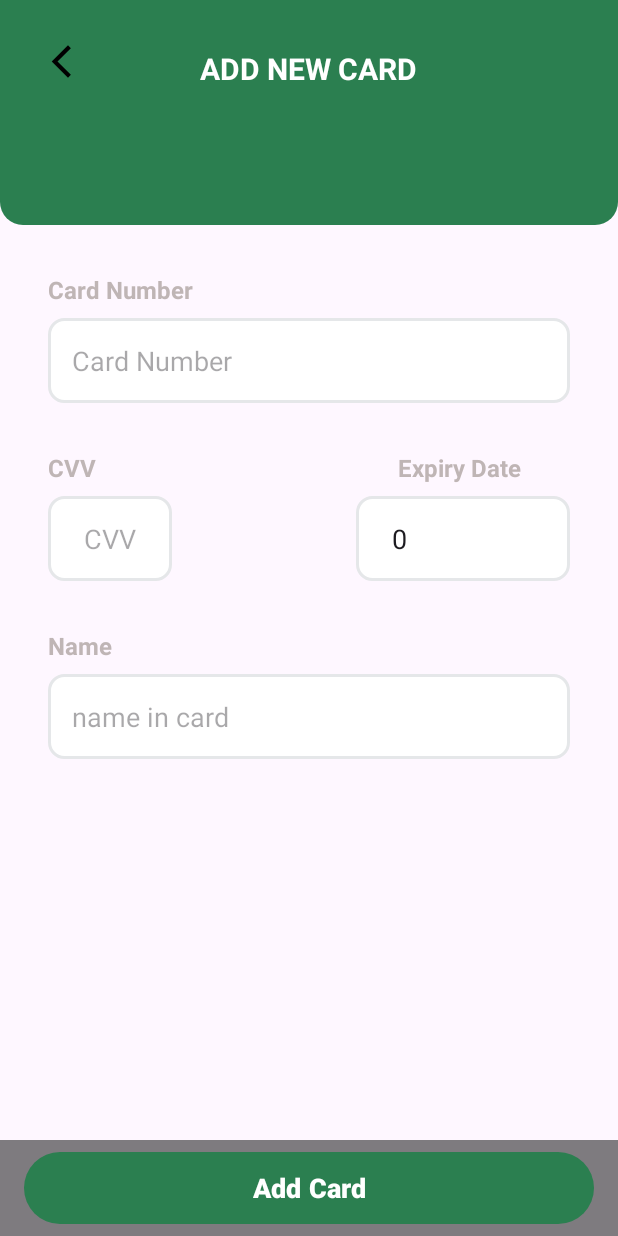
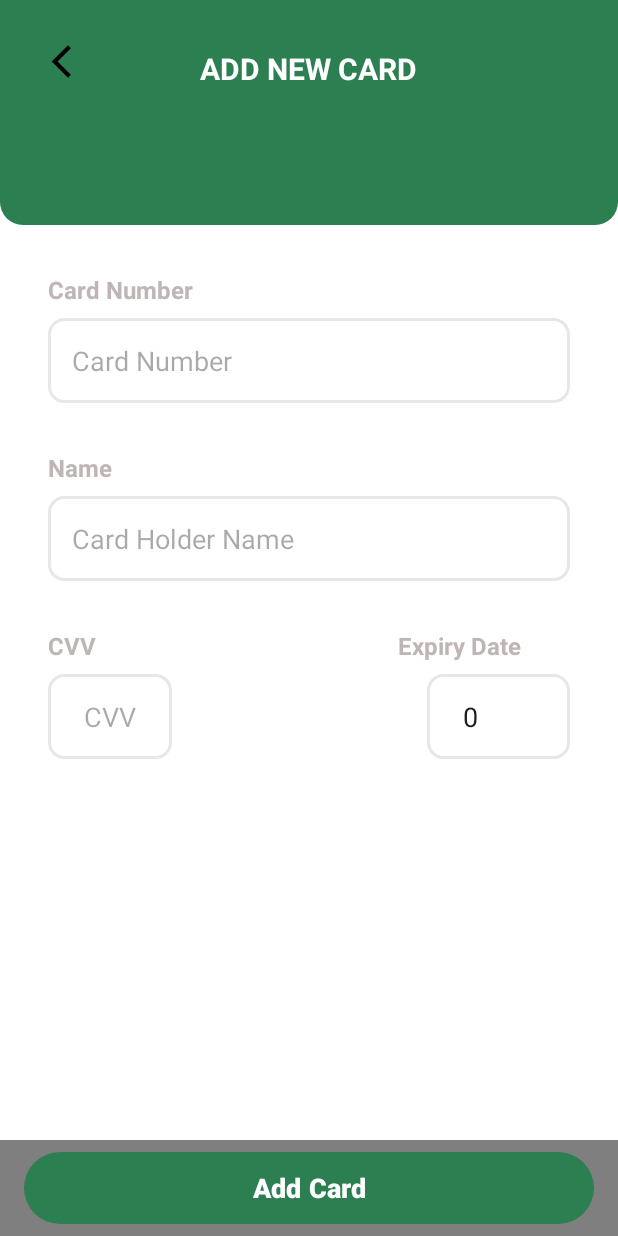
Before and after one commit to odai0962/ParkingApp, an Android app: the AddNewCard screen opened directly, with no data from a screen before it, on a phone screen of 412 x 824 dp. Run offline under Robolectric (Android 15) with nearby library versions, the phone set to English and light mode, and no system bars; our stand-ins replace Room's generated code, data binding; 1 statement that could not run was skipped.

Commit message:
changes Done

```diff
--- a/app/src/main/java/com/example/parkingapp/SettingsFragment.java
+++ b/app/src/main/java/com/example/parkingapp/SettingsFragment.java
@@ -27,8 +27,8 @@ public class SettingsFragment extends Fragment {
         relativeEditProfile.setOnClickListener(new View.OnClickListener() {
             @Override
             public void onClick(View view) {
-                Intent intent = new Intent(getContext(), EditProfile.class);
-                startActivity(intent);
+                Intent intent1 = new Intent(getActivity(), EditProfile.class);
+                startActivity(intent1);
             }
         });
 
@@ -39,7 +39,7 @@ public class SettingsFragment extends Fragment {
                 // Perform logout
                 FirebaseAuth.getInstance().signOut();
                 // Navigate to SignIn activity
-                Intent intent = new Intent(getContext(), SignIn.class);
+                Intent intent = new Intent(getActivity(), MainActivity.class);
                 intent.setFlags(Intent.FLAG_ACTIVITY_NEW_TASK | Intent.FLAG_ACTIVITY_CLEAR_TASK); // Clear back stack
                 startActivity(intent);
             }
--- a/app/src/main/res/layout/activity_add_new_card.xml
+++ b/app/src/main/res/layout/activity_add_new_card.xml
@@ -15,7 +15,10 @@
     <RelativeLayout
         android:layout_width="match_parent"
         android:layout_height="match_parent"
-        tools:context=".AddNewCard">
+        tools:context=".AddNewCard"
+
+        android:background="@color/white"
+        >
         <View
             android:layout_width="match_parent"
             android:layout_height="150dp"
@@ -82,12 +85,35 @@
                     android:layout_marginTop="32dp"
                     android:layout_width="wrap_content"
                     android:layout_height="wrap_content"
+                    android:text="Name"
+                    android:textStyle="bold"
+                    android:textColor="@color/Grey"
+                    android:textSize="16sp"
+                    android:id="@+id/nameText"
+                    android:layout_below="@+id/CardNumber"
+                    />
+                <EditText
+                    android:text="@={addCardContent.cardName}"
+                    android:layout_width="match_parent"
+                    android:layout_height="wrap_content"
+                    android:layout_below="@+id/nameText"
+                    android:padding="16dp"
+                    android:layout_marginTop="8dp"
+                    android:background="@drawable/edit_text_border"
+                    android:hint="Card Holder Name"
+                    android:id="@+id/Name"
+                    />
+
+                <TextView
+                    android:layout_marginTop="32dp"
+                    android:layout_width="wrap_content"
+                    android:layout_height="wrap_content"
                     android:text="CVV"
                     android:textStyle="bold"
                     android:textColor="@color/Grey"
                     android:textSize="16sp"
                     android:id="@+id/CVVText"
-                    android:layout_below="@+id/CardNumber"
+                    android:layout_below="@+id/Name"
                     />
                 <EditText
                     android:text="@{addCardContent.CVVAsString}"
@@ -112,7 +138,7 @@
                     android:textColor="@color/Grey"
                     android:textSize="16sp"
                     android:id="@+id/ExpiryDateText"
-                    android:layout_below="@+id/CardNumber"
+                    android:layout_below="@+id/Name"
                     android:layout_alignParentEnd="true"
                     />
                 <EditText
@@ -124,34 +150,13 @@
                     android:paddingHorizontal="24dp"
                     android:layout_marginTop="8dp"
                     android:background="@drawable/edit_text_border"
-                    android:hint="16/01/2024"
+                    android:hint="02/24"
                     android:id="@+id/ExpiryDate"
                     android:inputType="date"
                     android:layout_alignParentEnd="true"
                     />
 
-                <TextView
-                    android:layout_marginTop="32dp"
-                    android:layout_width="wrap_content"
-                    android:layout_height="wrap_content"
-                    android:text="Name"
-                    android:textStyle="bold"
-                    android:textColor="@color/Grey"
-                    android:textSize="16sp"
-                    android:id="@+id/nameText"
-                    android:layout_below="@+id/CVV"
-                    />
-                <EditText
-                    android:text="@={addCardContent.cardName}"
-                    android:layout_width="match_parent"
-                    android:layout_height="wrap_content"
-                    android:layout_below="@+id/nameText"
-                    android:padding="16dp"
-                    android:layout_marginTop="8dp"
-                    android:background="@drawable/edit_text_border"
-                    android:hint="name in card"
-                    android:id="@+id/Name"
-                    />
+
             </RelativeLayout>
         </FrameLayout>
 
--- a/app/src/main/res/layout/activity_edit_profile.xml
+++ b/app/src/main/res/layout/activity_edit_profile.xml
@@ -5,7 +5,9 @@
     android:layout_width="match_parent"
     android:layout_height="match_parent"
     android:padding="16dp"
-    tools:context=".EditProfile">
+    tools:context=".EditProfile"
+    android:background="@color/white"
+    >
    <ImageView
        android:clickable="true"
        android:contentDescription="backArrowEditProfile"
@@ -37,7 +39,7 @@
         <de.hdodenhof.circleimageview.CircleImageView
             android:layout_width="160dp"
             android:layout_height="160dp"
-            android:src="@drawable/image_qasam"
+            android:src="@drawable/user"
             android:layout_marginTop="16dp"
             app:civ_border_width="1dp"
             android:id="@+id/profileimage"
--- a/app/src/main/res/layout/fragment_settings.xml
+++ b/app/src/main/res/layout/fragment_settings.xml
@@ -58,7 +58,8 @@
                         android:layout_marginTop="16dp"
                         android:layout_width="match_parent"
                         android:layout_height="wrap_content"
-                        android:id="@+id/relativeEditProfile">
+                        android:id="@+id/relativeEditProfile"
+                        >
                         <ImageView
                             android:layout_width="30dp"
                             android:layout_height="30dp"
@@ -127,7 +128,7 @@
                         <TextView
                             android:layout_width="wrap_content"
                             android:layout_height="wrap_content"
-                            android:text="Edit profile"
+                            android:text="Notifications"
                             android:textColor="@color/black"
                             android:textStyle="bold"
                             android:textSize="16dp"
--- a/app/src/main/res/values/colors.xml
+++ b/app/src/main/res/values/colors.xml
@@ -1,10 +1,11 @@
 <?xml version="1.0" encoding="utf-8"?>
 <resources>
+
+    <color name="Cream">#FEF4C8</color>
+    <color name="Goldenrod">#ECCD92</color>
     <color name="black">#FF000000</color>
     <color name="white">#FFFFFFFF</color>
     <color name="MainGreen">#2B7F50</color>
-    <color name="Cream">#FEF4C8</color>
-    <color name="Goldenrod">#ECCD92</color>
     <color name="Red">#FF3225</color>
     <color name="Grey">#BFB5B5</color>
     <color name="lightGrey">#E5E7E9</color>
```
Also changed, not shown: app/src/main/java/com/example/parkingapp/SignIn.java (+10 -2 lines), app/src/main/java/com/example/parkingapp/SignUp.java (+9 -0 lines), app/src/main/res/layout/activity_sign_in.xml (+14 -1 lines), app/src/main/res/layout/activity_sign_up.xml (+14 -0 lines), app/src/main/res/layout/fragment_home.xml (+5 -5 lines).
